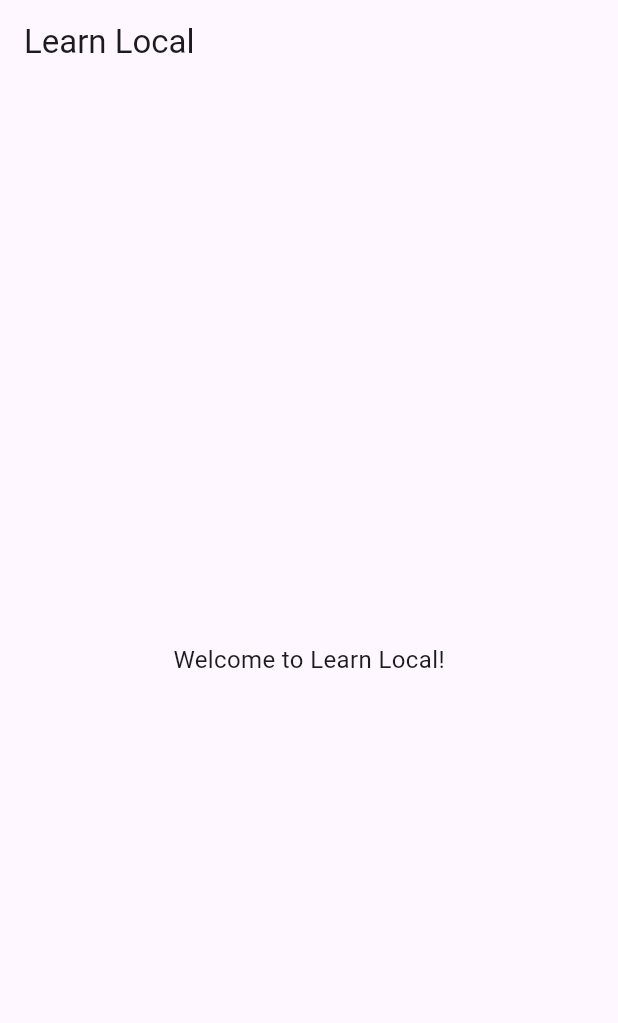
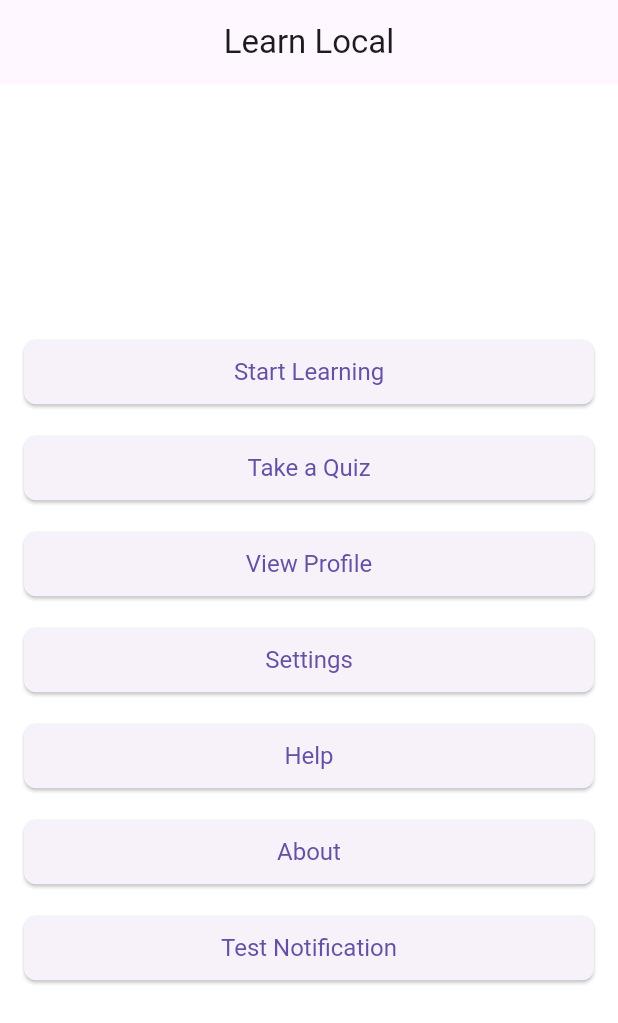
Before and after one commit to s4ndm4n82/learn_local, a Flutter app: the screen it shows after launch, on a phone screen of 412 x 824 dp. Shown: the top 1023 px of the screen. Run offline on Flutter 3.47's test engine with Material 3 defaults, Android fonts, the phone set to English and light mode, and no system bars; our stand-ins replace flutter_local_notifications.

Commit message:
Completed the main app and most button are working.

```diff
--- a/lib/main.dart
+++ b/lib/main.dart
@@ -1,7 +1,21 @@
 import 'package:flutter/material.dart';
+import 'package:provider/provider.dart';
+import 'models/theme_model.dart';
+import 'screens/home.dart';
+import 'screens/lessons.dart';
+import 'screens/quizzes.dart';
+import 'screens/profile.dart';
+import 'screens/settings.dart';
+import 'screens/help.dart';
+import 'screens/about.dart';
 
 void main() {
-  runApp(const LearnLocalApp());
+  runApp(
+    ChangeNotifierProvider(
+      create: (_) => ThemeModel(),
+      child: const LearnLocalApp(),
+    ),
+  );
 }
 
 class LearnLocalApp extends StatelessWidget {
@@ -12,23 +26,50 @@ class LearnLocalApp extends StatelessWidget {
     return MaterialApp(
       title: 'Learn Local',
       theme: ThemeData(
-        primarySwatch: Colors.blue,
-        brightness: Brightness.light,
-        textTheme: const TextTheme(bodyMedium: TextStyle(fontSize: 16.0)),
+        primarySwatch: Provider.of<ThemeModel>(context).isHighContrast
+            ? Colors.grey
+            : Colors.blue,
+        brightness: Provider.of<ThemeModel>(context).isHighContrast
+            ? Brightness.dark
+            : Brightness.light,
+        textTheme: TextTheme(
+          bodyMedium: TextStyle(
+            fontSize: Provider.of<ThemeModel>(context).fontSize,
+          ),
+          headlineSmall: TextStyle(
+            fontSize: Provider.of<ThemeModel>(context).fontSize + 4,
+            fontWeight: FontWeight.bold,
+          ),
+        ),
+        elevatedButtonTheme: ElevatedButtonThemeData(
+          style: ElevatedButton.styleFrom(
+            padding: const EdgeInsets.symmetric(
+              horizontal: 24.0,
+              vertical: 12.0,
+            ),
+            shape: RoundedRectangleBorder(
+              borderRadius: BorderRadius.circular(8.0),
+            ),
+            textStyle: TextStyle(
+              fontSize: Provider.of<ThemeModel>(context).fontSize,
+            ),
+          ),
+        ),
+        visualDensity: VisualDensity.adaptivePlatformDensity,
+        scaffoldBackgroundColor: Provider.of<ThemeModel>(context).isHighContrast
+            ? Colors.black
+            : Colors.white,
       ),
-      home: const HomeScreen(),
+      initialRoute: '/',
+      routes: {
+        '/': (context) => const HomeScreen(),
+        '/lessons': (context) => const LessonsScreen(),
+        '/quizzes': (context) => const QuizzesScreen(),
+        '/profile': (context) => const ProfileScreen(),
+        '/settings': (context) => const SettingsScreen(),
+        '/help': (context) => const HelpScreen(),
+        '/about': (context) => const AboutScreen(),
+      },
     );
   }
 }
-
-class HomeScreen extends StatelessWidget {
-  const HomeScreen({super.key});
-
-  @override
-  Widget build(BuildContext context) {
-    return Scaffold(
-      appBar: AppBar(title: const Text('Learn Local')),
-      body: const Center(child: Text('Welcome to Learn Local!')),
-    );
-  }
-}
--- /dev/null
+++ b/lib/models/theme_model.dart
@@ -0,0 +1,19 @@
+import 'package:flutter/material.dart';
+
+class ThemeModel extends ChangeNotifier {
+  bool _isHighContrast = false;
+  double _fontSize = 16.0;
+
+  bool get isHighContrast => _isHighContrast;
+  double get fontSize => _fontSize;
+
+  void toggleHighContrast() {
+    _isHighContrast = !_isHighContrast;
+    notifyListeners();
+  }
+
+  void setFontSize(double size) {
+    _fontSize = size;
+    notifyListeners();
+  }
+}
--- a/lib/screens/home.dart
+++ b/lib/screens/home.dart
@@ -0,0 +1,60 @@
+import 'package:flutter/material.dart';
+import '../services/notification_service.dart';
+import '../widgets/custom_button.dart';
+
+class HomeScreen extends StatelessWidget {
+  const HomeScreen({super.key});
+
+  @override
+  Widget build(BuildContext context) {
+    final notificationService = NotificationService();
+    notificationService.initialize();
+
+    return Scaffold(
+      appBar: AppBar(title: const Text('Learn Local'), centerTitle: true),
+      body: Padding(
+        padding: const EdgeInsets.all(16.0),
+        child: Column(
+          mainAxisAlignment: MainAxisAlignment.center,
+          crossAxisAlignment: CrossAxisAlignment.stretch,
+          children: [
+            CustomButton(
+              text: 'Start Learning',
+              onPressed: () => Navigator.pushNamed(context, '/lessons'),
+            ),
+            const SizedBox(height: 16),
+            CustomButton(
+              text: 'Take a Quiz',
+              onPressed: () => Navigator.pushNamed(context, '/quizzes'),
+            ),
+            const SizedBox(height: 16),
+            CustomButton(
+              text: 'View Profile',
+              onPressed: () => Navigator.pushNamed(context, '/profile'),
+            ),
+            const SizedBox(height: 16),
+            CustomButton(
+              text: 'Settings',
+              onPressed: () => Navigator.pushNamed(context, '/settings'),
+            ),
+            const SizedBox(height: 16),
+            CustomButton(
+              text: 'Help',
+              onPressed: () => Navigator.pushNamed(context, '/help'),
+            ),
+            const SizedBox(height: 16),
+            CustomButton(
+              text: 'About',
+              onPressed: () => Navigator.pushNamed(context, '/about'),
+            ),
+            const SizedBox(height: 16),
+            CustomButton(
+              text: 'Test Notification',
+              onPressed: () => notificationService.showDailyReminder(),
+            ),
+          ],
+        ),
+      ),
+    );
+  }
+}
--- a/lib/widgets/custom_button.dart
+++ b/lib/widgets/custom_button.dart
@@ -0,0 +1,16 @@
+import 'package:flutter/material.dart';
+
+class CustomButton extends StatelessWidget {
+  final String text;
+  final VoidCallback onPressed;
+
+  const CustomButton({super.key, required this.text, required this.onPressed});
+
+  @override
+  Widget build(BuildContext context) {
+    return ElevatedButton(
+      onPressed: onPressed,
+      child: Text(text, style: const TextStyle(fontSize: 16.0)),
+    );
+  }
+}
--- a/pubspec.yaml
+++ b/pubspec.yaml
@@ -34,6 +34,8 @@ dependencies:
   # The following adds the Cupertino Icons font to your application.
   # Use with the CupertinoIcons class for iOS style icons.
   cupertino_icons: ^1.0.8
+  provider: ^6.1.5
+  flutter_local_notifications: ^19.3.0
 
 dev_dependencies:
   flutter_test:
```
Also changed, not shown: lib/models/lesson.dart (+13 -0 lines), lib/screens/about.dart (+19 -0 lines), lib/screens/help.dart (+19 -0 lines), lib/screens/lessons.dart (+50 -0 lines), lib/screens/profile.dart (+36 -0 lines), lib/screens/quizzes.dart (+32 -0 lines), lib/screens/settings.dart (+45 -0 lines), lib/services/notification_service.dart (+36 -0 lines), pubspec.lock, 4 other files.
